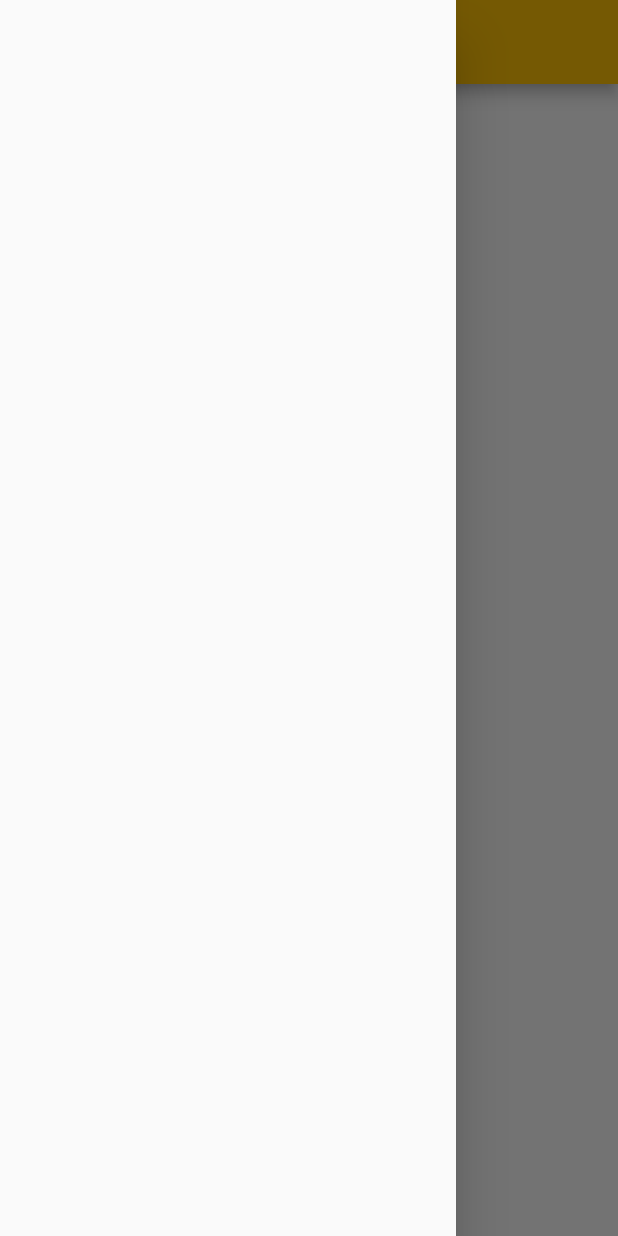
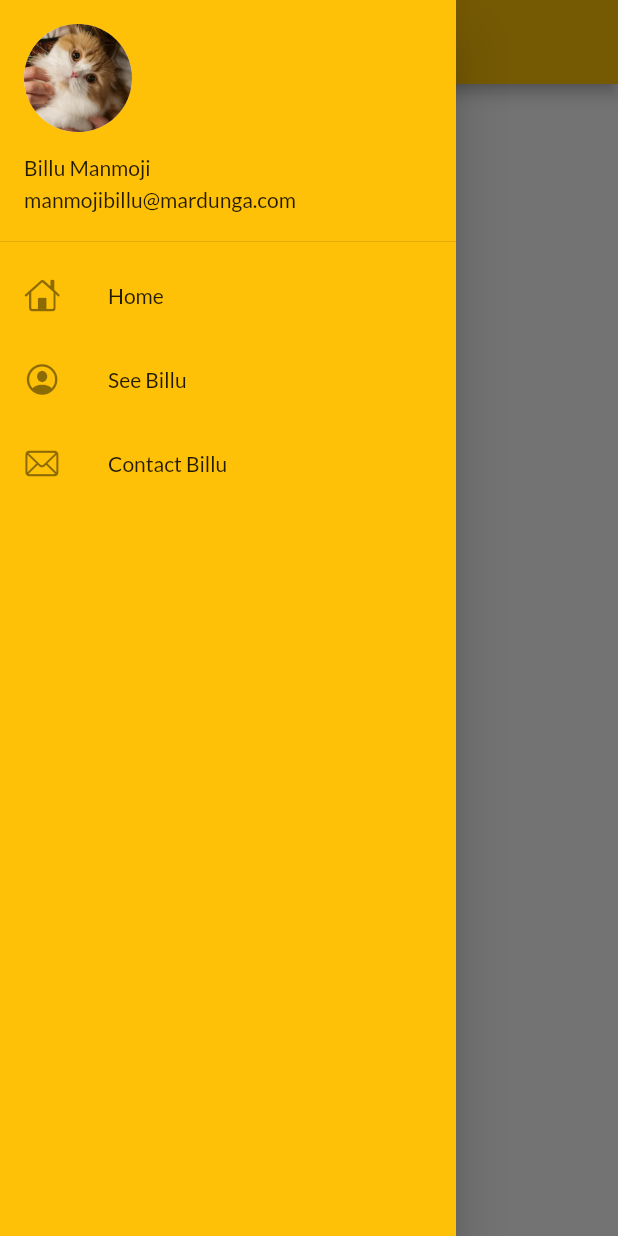
Before and after one commit to RahulRazdan/30DaysOfFlutter, a Flutter app: the HomePage screen opened by its route, with the side drawer open, on a phone screen of 412 x 824 dp. Run offline on Flutter 3.47's test engine with Material 2 defaults, Android fonts, the phone set to English and light mode, and no system bars; our stand-ins replace google_fonts.

Commit message:
Day8 completed

```diff
--- a/lib/pages/home_page.dart
+++ b/lib/pages/home_page.dart
@@ -1,4 +1,5 @@
 import 'package:flutter/material.dart';
+import 'package:flutter_application/widgets/drawer.dart';
 
 class HomePage extends StatelessWidget {
   const HomePage({Key? key}) : super(key: key);
@@ -11,7 +12,7 @@ class HomePage extends StatelessWidget {
       body: Center(
         child: Text("Welcome To My $app"),
       ),
-      drawer: const Drawer(),
+      drawer: const MyDrawer(),
     );
   }
 }
--- /dev/null
+++ b/lib/widgets/drawer.dart
@@ -0,0 +1,40 @@
+import 'package:flutter/cupertino.dart';
+import 'package:flutter/material.dart';
+
+class MyDrawer extends StatelessWidget {
+  const MyDrawer({Key? key}) : super(key: key);
+
+  @override
+  Widget build(BuildContext context) {
+    return Drawer(
+        child: Container(
+      color: Colors.amber,
+      child: ListView(
+        padding: EdgeInsets.zero,
+        children: [
+          DrawerHeader(
+              padding: EdgeInsets.zero,
+              child: UserAccountsDrawerHeader(
+                margin: EdgeInsets.zero,
+                accountName: Text("Billu Manmoji"),
+                accountEmail: Text("manmojibillu@mardunga.com"),
+                currentAccountPicture: CircleAvatar(
+                    backgroundImage: AssetImage("assets/images/profile.jpg")),
+              )),
+          ListTile(
+            leading: Icon(CupertinoIcons.home),
+            title: Text("Home"),
+          ),
+          ListTile(
+            leading: Icon(CupertinoIcons.profile_circled),
+            title: Text("See Billu"),
+          ),
+          ListTile(
+            leading: Icon(CupertinoIcons.mail),
+            title: Text("Contact Billu"),
+          ),
+        ],
+      ),
+    ));
+  }
+}
```
Also changed, not shown: assets/images/profile.jpg (added).
